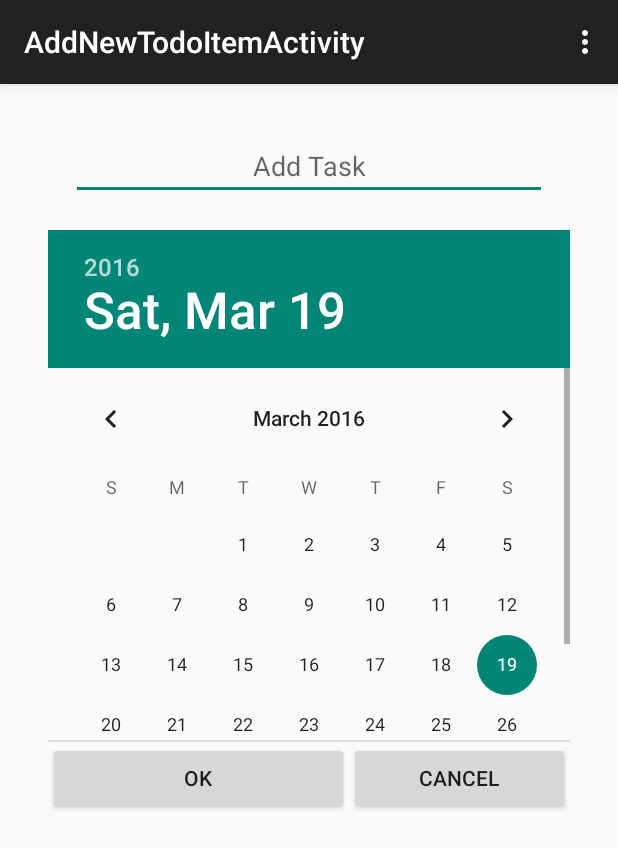
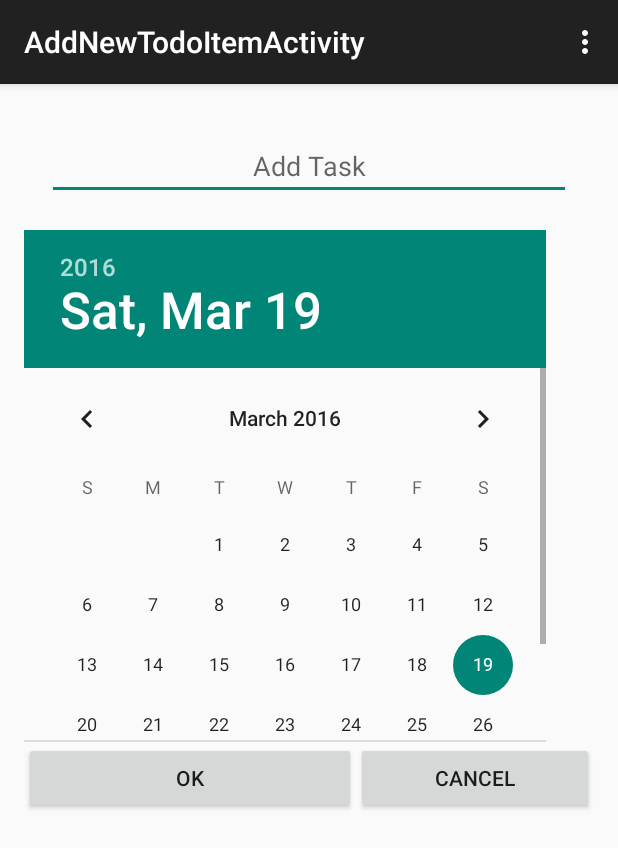
Before and after one commit to LizaDashevski/TodoList, an Android app: the AddNewTodoItemActivity screen opened directly, with no data from a screen before it, on a phone screen of 412 x 824 dp. Shown: the top 848 px of the screen. Run offline under Robolectric (Android 15) with nearby library versions, the phone set to English and light mode, and no system bars.

```diff
--- a/app/src/main/res/layout/activity_add_new_todo_item.xml
+++ b/app/src/main/res/layout/activity_add_new_todo_item.xml
@@ -12,8 +12,6 @@
         android:layout_height="wrap_content"
         android:orientation="vertical"
         android:paddingBottom="@dimen/activity_vertical_margin"
-        android:paddingLeft="@dimen/activity_horizontal_margin"
-        android:paddingRight="@dimen/activity_horizontal_margin"
         android:paddingTop="@dimen/activity_vertical_margin">
 
         <EditText
@@ -29,8 +27,10 @@
             />
         <DatePicker
             android:id="@+id/datePicker"
-            android:layout_width="match_parent"
+            android:layout_width="fill_parent"
             android:layout_height="341dp"
+            android:datePickerMode="calendar"
+            android:calendarViewShown="true"
             android:layout_gravity="center"/>
         <LinearLayout
             android:layout_width="fill_parent"
```
Also changed, not shown: app/src/main/java/il/ac/huji/todolist/AddNewTodoItemActivity.java (+23 -5 lines), app/src/main/java/il/ac/huji/todolist/Item.java (+11 -1 lines), app/src/main/java/il/ac/huji/todolist/SpecialAdapter.java (+15 -2 lines), app/src/main/java/il/ac/huji/todolist/TodoListManagerActivity.java (+13 -4 lines).
